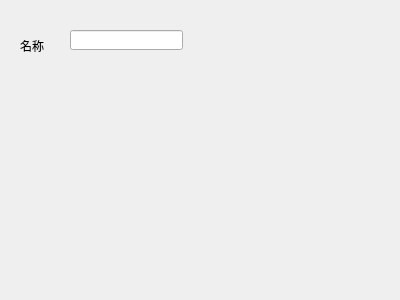
Old version of the form UI/adduserwgt.ui in the repository jiutianhuanpei/HBApp.
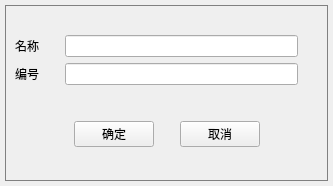
New version of the form.

The edit to the form file:
```diff
--- a/UI/adduserwgt.ui
+++ b/UI/adduserwgt.ui
@@ -6,36 +6,236 @@
    <rect>
     <x>0</x>
     <y>0</y>
-    <width>400</width>
-    <height>300</height>
+    <width>333</width>
+    <height>186</height>
    </rect>
   </property>
   <property name="windowTitle">
    <string>Form</string>
   </property>
-  <widget class="QLineEdit" name="lineEdit">
-   <property name="geometry">
-    <rect>
-     <x>70</x>
-     <y>30</y>
-     <width>113</width>
-     <height>20</height>
-    </rect>
+  <property name="autoFillBackground">
+   <bool>false</bool>
+  </property>
+  <property name="styleSheet">
+   <string notr="true">QWidget#bg {
+	border: 1px solid gray;
+}</string>
+  </property>
+  <layout class="QHBoxLayout" name="horizontalLayout_3">
+   <property name="spacing">
+    <number>0</number>
    </property>
-  </widget>
-  <widget class="QLabel" name="label">
-   <property name="geometry">
-    <rect>
-     <x>20</x>
-     <y>40</y>
-     <width>54</width>
-     <height>12</height>
-    </rect>
+   <property name="leftMargin">
+    <number>5</number>
    </property>
-   <property name="text">
-    <string>名称</string>
+   <property name="topMargin">
+    <number>5</number>
    </property>
-  </widget>
+   <property name="rightMargin">
+    <number>5</number>
+   </property>
+   <property name="bottomMargin">
+    <number>5</number>
+   </property>
+   <item>
+    <widget class="QFrame" name="bg">
+     <property name="autoFillBackground">
+      <bool>false</bool>
+     </property>
+     <layout class="QVBoxLayout" name="verticalLayout_2">
+      <item>
+       <spacer name="verticalSpacer_4">
+        <property name="orientation">
+         <enum>Qt::Vertical</enum>
+        </property>
+        <property name="sizeType">
+         <enum>QSizePolicy::Fixed</enum>
+        </property>
+        <property name="sizeHint" stdset="0">
+         <size>
+          <width>20</width>
+          <height>20</height>
+         </size>
+        </property>
+       </spacer>
+      </item>
+      <item>
+       <layout class="QHBoxLayout" name="horizontalLayout_5">
+        <item>
+         <layout class="QVBoxLayout" name="verticalLayout">
+          <item>
+           <layout class="QHBoxLayout" name="horizontalLayout">
+            <item>
+             <widget class="QLabel" name="label">
+              <property name="text">
+               <string>名称</string>
+              </property>
+             </widget>
+            </item>
+            <item>
+             <spacer name="horizontalSpacer_2">
+              <property name="orientation">
+               <enum>Qt::Horizontal</enum>
+              </property>
+              <property name="sizeType">
+               <enum>QSizePolicy::Fixed</enum>
+              </property>
+              <property name="sizeHint" stdset="0">
+               <size>
+                <width>20</width>
+                <height>20</height>
+               </size>
+              </property>
+             </spacer>
+            </item>
+            <item>
+             <widget class="QLineEdit" name="name_lineEdit"/>
+            </item>
+           </layout>
+          </item>
+          <item>
+           <layout class="QHBoxLayout" name="horizontalLayout_2">
+            <item>
+             <widget class="QLabel" name="label_2">
+              <property name="text">
+               <string>编号</string>
+              </property>
+             </widget>
+            </item>
+            <item>
+             <spacer name="horizontalSpacer">
+              <property name="orientation">
+               <enum>Qt::Horizontal</enum>
+              </property>
+              <property name="sizeType">
+               <enum>QSizePolicy::Fixed</enum>
+              </property>
+              <property name="sizeHint" stdset="0">
+               <size>
+                <width>20</width>
+                <height>20</height>
+               </size>
+              </property>
+             </spacer>
+            </item>
+            <item>
+             <widget class="QLineEdit" name="num_lineEdit"/>
+            </item>
+           </layout>
+          </item>
+         </layout>
+        </item>
+        <item>
+         <spacer name="horizontalSpacer_6">
+          <property name="orientation">
+           <enum>Qt::Horizontal</enum>
+          </property>
+          <property name="sizeType">
+           <enum>QSizePolicy::Fixed</enum>
+          </property>
+          <property name="sizeHint" stdset="0">
+           <size>
+            <width>20</width>
+            <height>20</height>
+           </size>
+          </property>
+         </spacer>
+        </item>
+       </layout>
+      </item>
+      <item>
+       <spacer name="verticalSpacer">
+        <property name="orientation">
+         <enum>Qt::Vertical</enum>
+        </property>
+        <property name="sizeType">
+         <enum>QSizePolicy::Fixed</enum>
+        </property>
+        <property name="sizeHint" stdset="0">
+         <size>
+          <width>20</width>
+          <height>30</height>
+         </size>
+        </property>
+       </spacer>
+      </item>
+      <item>
+       <layout class="QHBoxLayout" name="horizontalLayout_4">
+        <item>
+         <spacer name="horizontalSpacer_4">
+          <property name="orientation">
+           <enum>Qt::Horizontal</enum>
+          </property>
+          <property name="sizeHint" stdset="0">
+           <size>
+            <width>40</width>
+            <height>20</height>
+           </size>
+          </property>
+         </spacer>
+        </item>
+        <item>
+         <widget class="QPushButton" name="pBtn_confirm">
+          <property name="text">
+           <string>确定</string>
+          </property>
+         </widget>
+        </item>
+        <item>
+         <spacer name="horizontalSpacer_3">
+          <property name="orientation">
+           <enum>Qt::Horizontal</enum>
+          </property>
+          <property name="sizeType">
+           <enum>QSizePolicy::Fixed</enum>
+          </property>
+          <property name="sizeHint" stdset="0">
+           <size>
+            <width>20</width>
+            <height>20</height>
+           </size>
+          </property>
+         </spacer>
+        </item>
+        <item>
+         <widget class="QPushButton" name="pBtn_cancel">
+          <property name="text">
+           <string>取消</string>
+          </property>
+         </widget>
+        </item>
+        <item>
+         <spacer name="horizontalSpacer_5">
+          <property name="orientation">
+           <enum>Qt::Horizontal</enum>
+          </property>
+          <property name="sizeHint" stdset="0">
+           <size>
+            <width>40</width>
+            <height>20</height>
+           </size>
+          </property>
+         </spacer>
+        </item>
+       </layout>
+      </item>
+      <item>
+       <spacer name="verticalSpacer_5">
+        <property name="orientation">
+         <enum>Qt::Vertical</enum>
+        </property>
+        <property name="sizeHint" stdset="0">
+         <size>
+          <width>20</width>
+          <height>1</height>
+         </size>
+        </property>
+       </spacer>
+      </item>
+     </layout>
+    </widget>
+   </item>
+  </layout>
  </widget>
  <resources/>
  <connections/>
```
